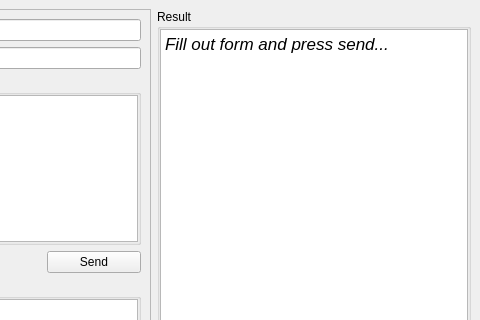
First picture: the form in jsonrpctester/jsonrpctester.ui, repository Noneus/JsonRPCTester, before the edit; both pictures show x 173 to 653 and y 0 to 320 of the 653 by 468 pixel window.
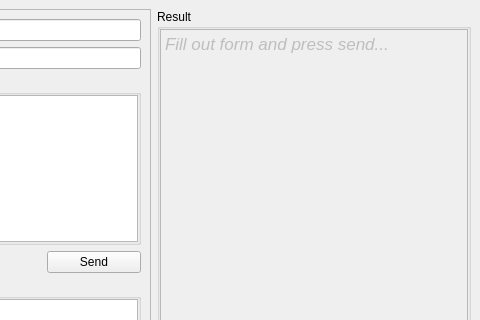
Second picture: the form after the edit.

Commit message: Result groupbo disabled

```diff
--- a/jsonrpctester/jsonrpctester.ui
+++ b/jsonrpctester/jsonrpctester.ui
@@ -115,6 +115,9 @@
        </property>
        <item>
         <widget class="QTextEdit" name="textEditResult">
+         <property name="enabled">
+          <bool>false</bool>
+         </property>
          <property name="html">
           <string>&lt;!DOCTYPE HTML PUBLIC &quot;-//W3C//DTD HTML 4.0//EN&quot; &quot;http://www.w3.org/TR/REC-html40/strict.dtd&quot;&gt;
 &lt;html&gt;&lt;head&gt;&lt;meta name=&quot;qrichtext&quot; content=&quot;1&quot; /&gt;&lt;style type=&quot;text/css&quot;&gt;
```
The commit also changes 1 other file.
